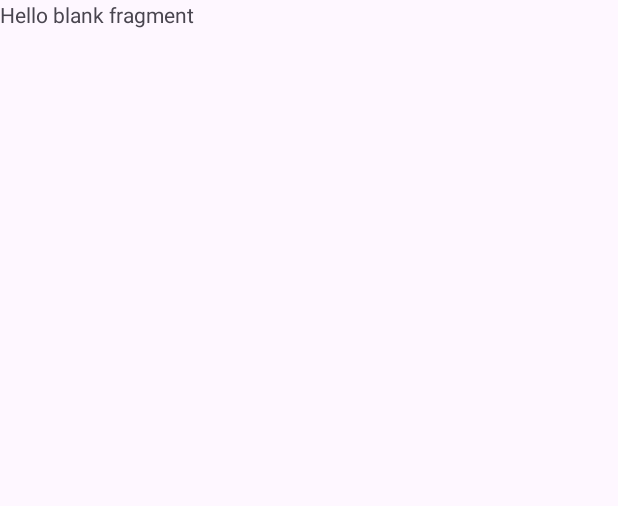
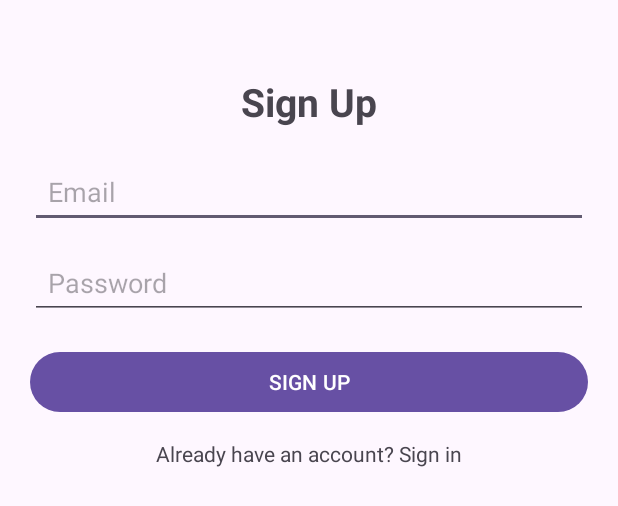
Before and after one commit to Eyad1803/MyCloset, an Android app: the layout fragment_register.xml on its own in the app's theme, with its tools: preview values and no code run, on a phone screen of 412 x 824 dp. Shown: the top 506 px of the screen. Run offline under Robolectric (Android 15) with nearby library versions, the phone set to English and light mode, and no system bars.

Commit message:
add fragments and navigation graph

```diff
--- a/app/src/main/java/com/example/mycloset/MainActivity.kt
+++ b/app/src/main/java/com/example/mycloset/MainActivity.kt
@@ -11,6 +11,7 @@ class MainActivity : AppCompatActivity() {
         super.onCreate(savedInstanceState)
         enableEdgeToEdge()
         setContentView(R.layout.activity_main)
+
         ViewCompat.setOnApplyWindowInsetsListener(findViewById(R.id.main)) { v, insets ->
             val systemBars = insets.getInsets(WindowInsetsCompat.Type.systemBars())
             v.setPadding(systemBars.left, systemBars.top, systemBars.right, systemBars.bottom)
--- a/app/src/main/java/com/example/mycloset/ui/auth/RegisterFragment.kt
+++ b/app/src/main/java/com/example/mycloset/ui/auth/RegisterFragment.kt
@@ -14,13 +14,11 @@ class RegisterFragment : Fragment(R.layout.fragment_register) {
         super.onViewCreated(view, savedInstanceState)
 
         view.findViewById<Button>(R.id.btnRegister).setOnClickListener {
-            // מומלץ: Home (אם קיים ב-nav_graph)
-            // אם אין לך Home עדיין, החליפי ל-action_register_to_closet
-            findNavController().navigate(R.id.action_register_to_home)
+            findNavController().navigate(R.id.action_registerFragment_to_homeFragment)
         }
 
         view.findViewById<TextView>(R.id.tvGoLogin).setOnClickListener {
-            findNavController().navigateUp()
+            findNavController().navigate(R.id.action_registerFragment_to_loginFragment)
         }
     }
 }
--- a/app/src/main/java/com/example/mycloset/ui/closet/ClosetFragment.kt
+++ b/app/src/main/java/com/example/mycloset/ui/closet/ClosetFragment.kt
@@ -13,11 +13,13 @@ class ClosetFragment : Fragment(R.layout.fragment_closet) {
         super.onViewCreated(view, savedInstanceState)
 
         view.findViewById<Button>(R.id.btnAddGarment).setOnClickListener {
-            findNavController().navigate(R.id.action_closet_to_addGarment)
+            // יעד שקיים אצלך ב-nav_graph.xml
+            findNavController().navigate(R.id.addItemFragment)
         }
 
         view.findViewById<Button>(R.id.btnCreateOutfit).setOnClickListener {
-            findNavController().navigate(R.id.action_closet_to_createOutfit)
+            // יעד שקיים אצלך ב-nav_graph.xml
+            findNavController().navigate(R.id.createOutfitFragment)
         }
     }
 }
--- a/app/src/main/java/com/example/mycloset/ui/home/HomeFragment.kt
+++ b/app/src/main/java/com/example/mycloset/ui/home/HomeFragment.kt
@@ -18,11 +18,11 @@ class HomeFragment : Fragment(R.layout.fragment_home) {
         }
 
         view.findViewById<Button>(R.id.btnGoCloset).setOnClickListener {
-            findNavController().navigate(R.id.closetFragment)
+            findNavController().navigate(R.id.action_homeFragment_to_closetListFragment)
         }
 
         view.findViewById<Button>(R.id.btnGoOutfits).setOnClickListener {
-            findNavController().navigate(R.id.outfitsFragment)
+            findNavController().navigate(R.id.action_homeFragment_to_outfitListFragment)
         }
     }
 }
--- a/app/src/main/res/layout/fragment_register.xml
+++ b/app/src/main/res/layout/fragment_register.xml
@@ -1,14 +1,66 @@
 <?xml version="1.0" encoding="utf-8"?>
-<FrameLayout xmlns:android="http://schemas.android.com/apk/res/android"
-    xmlns:tools="http://schemas.android.com/tools"
+<androidx.constraintlayout.widget.ConstraintLayout
+    xmlns:android="http://schemas.android.com/apk/res/android"
+    xmlns:app="http://schemas.android.com/apk/res-auto"
     android:layout_width="match_parent"
     android:layout_height="match_parent"
-    tools:context=".ui.auth.RegisterFragment">
+    android:padding="20dp">
 
-    <!-- TODO: Update blank fragment layout -->
     <TextView
-        android:layout_width="match_parent"
-        android:layout_height="match_parent"
-        android:text="@string/hello_blank_fragment" />
+        android:id="@+id/tvTitle"
+        android:layout_width="wrap_content"
+        android:layout_height="wrap_content"
+        android:text="Sign Up"
+        android:textSize="26sp"
+        android:textStyle="bold"
+        app:layout_constraintTop_toTopOf="parent"
+        app:layout_constraintStart_toStartOf="parent"
+        app:layout_constraintEnd_toEndOf="parent"
+        android:layout_marginTop="30dp"/>
 
-</FrameLayout>
+    <EditText
+        android:id="@+id/etEmail"
+        android:layout_width="0dp"
+        android:layout_height="wrap_content"
+        android:hint="Email"
+        android:inputType="textEmailAddress"
+        android:padding="12dp"
+        app:layout_constraintTop_toBottomOf="@id/tvTitle"
+        app:layout_constraintStart_toStartOf="parent"
+        app:layout_constraintEnd_toEndOf="parent"
+        android:layout_marginTop="18dp"/>
+
+    <EditText
+        android:id="@+id/etPassword"
+        android:layout_width="0dp"
+        android:layout_height="wrap_content"
+        android:hint="Password"
+        android:inputType="textPassword"
+        android:padding="12dp"
+        app:layout_constraintTop_toBottomOf="@id/etEmail"
+        app:layout_constraintStart_toStartOf="parent"
+        app:layout_constraintEnd_toEndOf="parent"
+        android:layout_marginTop="12dp"/>
+
+    <Button
+        android:id="@+id/btnRegister"
+        android:layout_width="0dp"
+        android:layout_height="wrap_content"
+        android:text="SIGN UP"
+        app:layout_constraintTop_toBottomOf="@id/etPassword"
+        app:layout_constraintStart_toStartOf="parent"
+        app:layout_constraintEnd_toEndOf="parent"
+        android:layout_marginTop="18dp"/>
+
+    <TextView
+        android:id="@+id/tvGoLogin"
+        android:layout_width="wrap_content"
+        android:layout_height="wrap_content"
+        android:text="Already have an account? Sign in"
+        android:textSize="14sp"
+        app:layout_constraintTop_toBottomOf="@id/btnRegister"
+        app:layout_constraintStart_toStartOf="parent"
+        app:layout_constraintEnd_toEndOf="parent"
+        android:layout_marginTop="14dp"/>
+
+</androidx.constraintlayout.widget.ConstraintLayout>
```
Also changed, not shown: app/src/main/java/com/example/mycloset/ui/auth/LoginFragment.kt (+3 -4 lines), app/src/main/res/layout/activity_main.xml (+16 -8 lines), app/src/main/res/layout/fragment_closet.xml (+33 -8 lines), app/src/main/res/navigation/nav_graph.xml (+21 -64 lines).
